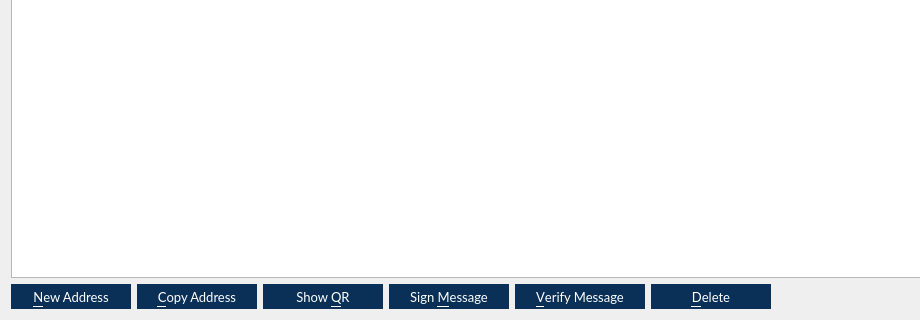
First picture: the form in src/qt/forms/addressbookpage.ui, repository VeriConomy/vericoin, before the edit; both pictures show x 0 to 920 and y 704 to 1024 of the 1024 by 1024 pixel window.
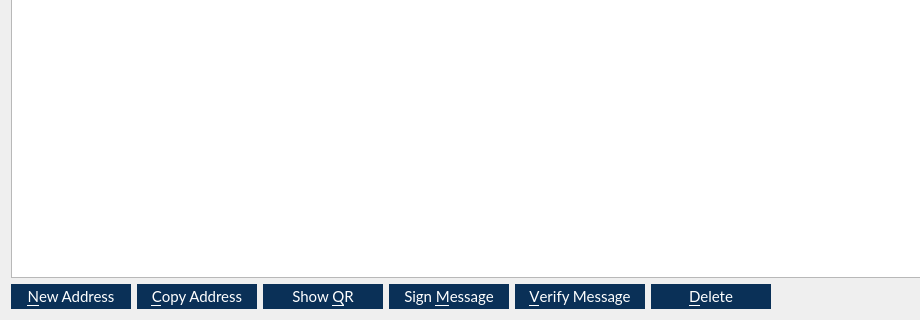
Second picture: the form after the edit. Icons and pictures are not drawn.

Patch:
```diff
--- a/src/qt/forms/addressbookpage.ui
+++ b/src/qt/forms/addressbookpage.ui
@@ -78,7 +78,7 @@
        <property name="font">
         <font>
          <family>Lato</family>
-         <pointsize>10</pointsize>
+         <pointsize>11</pointsize>
         </font>
        </property>
        <property name="toolTip">
@@ -114,7 +114,7 @@
        <property name="font">
         <font>
          <family>Lato</family>
-         <pointsize>10</pointsize>
+         <pointsize>11</pointsize>
         </font>
        </property>
        <property name="toolTip">
@@ -150,7 +150,7 @@
        <property name="font">
         <font>
          <family>Lato</family>
-         <pointsize>10</pointsize>
+         <pointsize>11</pointsize>
         </font>
        </property>
        <property name="styleSheet">
@@ -183,7 +183,7 @@
        <property name="font">
         <font>
          <family>Lato</family>
-         <pointsize>10</pointsize>
+         <pointsize>11</pointsize>
         </font>
        </property>
        <property name="toolTip">
@@ -219,7 +219,7 @@
        <property name="font">
         <font>
          <family>Lato</family>
-         <pointsize>10</pointsize>
+         <pointsize>11</pointsize>
         </font>
        </property>
        <property name="toolTip">
@@ -255,7 +255,7 @@
        <property name="font">
         <font>
          <family>Lato</family>
-         <pointsize>10</pointsize>
+         <pointsize>11</pointsize>
         </font>
        </property>
        <property name="toolTip">
```
